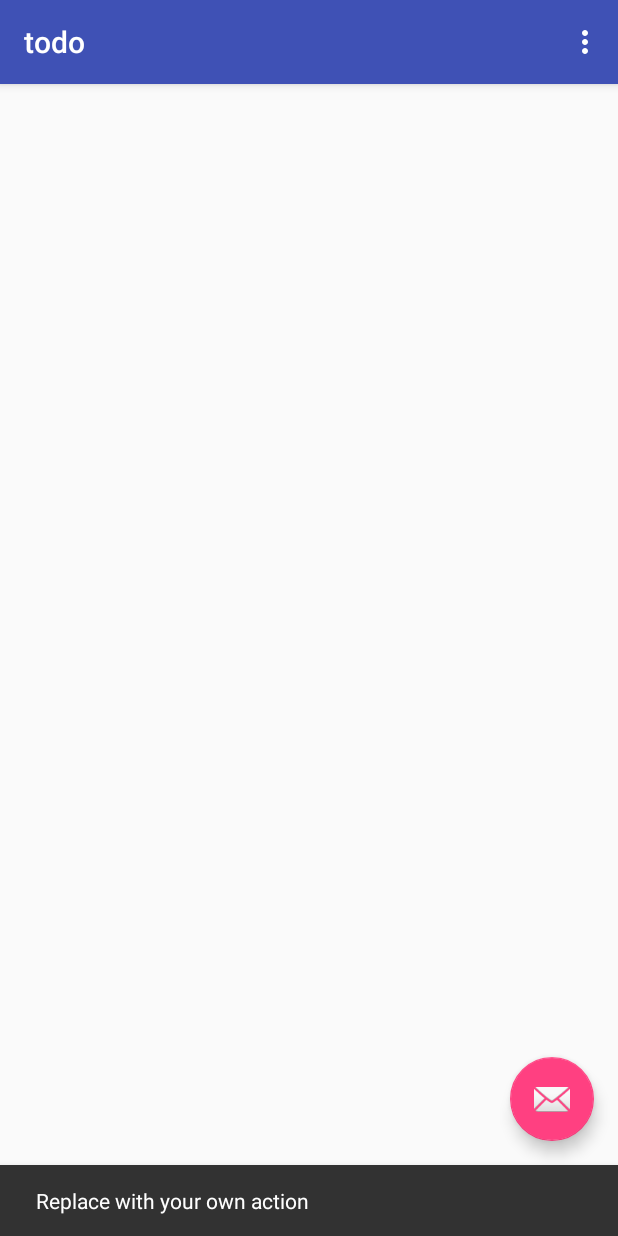
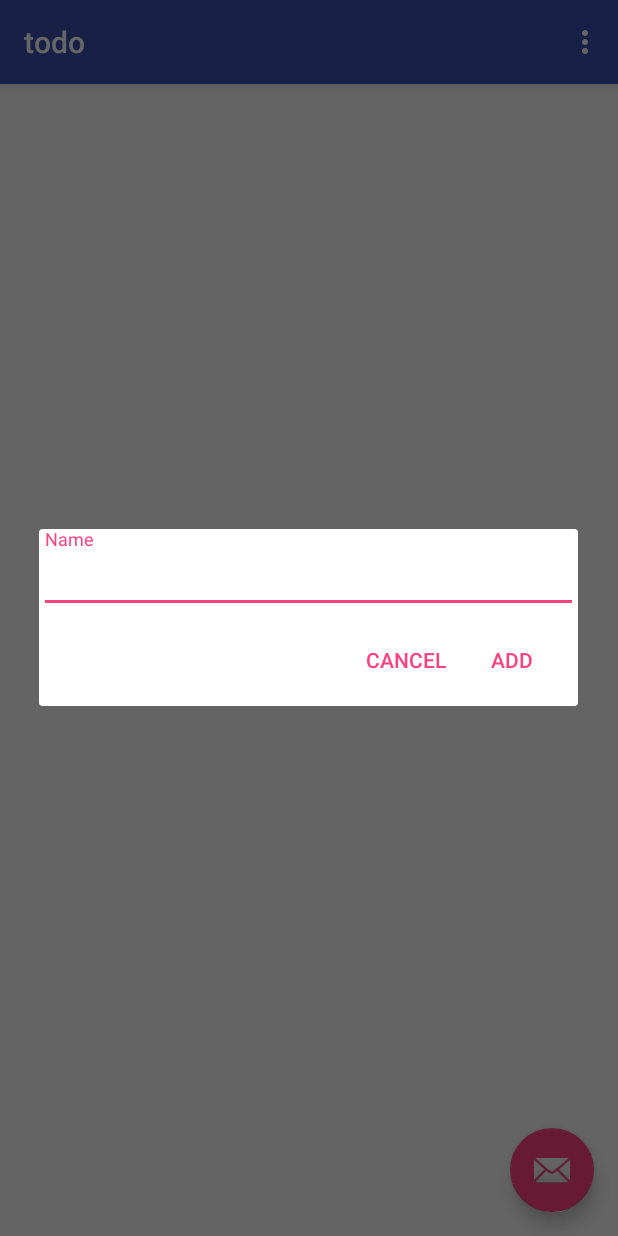
Before and after one commit to tylrd/todo-android, an Android app: the screen it shows after launch (MainActivity), after a tap on an icon or button, on a phone screen of 412 x 824 dp. Run offline under Robolectric (Android 15) with nearby library versions, the phone set to English and light mode, and no system bars; our stand-ins replace ButterKnife, Timber.

Commit message:
added dialog

```diff
--- /dev/null
+++ b/app/src/main/java/com/mtaylord/todo/ItemDialog.java
@@ -0,0 +1,56 @@
+package com.mtaylord.todo;
+
+import android.app.AlertDialog;
+import android.app.Dialog;
+import android.app.DialogFragment;
+import android.content.Context;
+import android.content.DialogInterface;
+import android.os.Bundle;
+import android.view.LayoutInflater;
+import android.view.View;
+import android.widget.EditText;
+import android.widget.TextView;
+
+import timber.log.Timber;
+
+/**
+ * Created by taylor on 12/6/16.
+ */
+
+public class ItemDialog extends DialogFragment {
+
+    ItemDialogListener mListener;
+
+    @Override
+    public void onAttach(Context context) {
+        super.onAttach(context);
+        try {
+            mListener = (ItemDialogListener) context;
+        } catch (ClassCastException e) {
+            throw new ClassCastException(context.toString() + " must implement ItemDialogListener");
+        }
+    }
+
+    @Override
+    public Dialog onCreateDialog(Bundle savedInstanceState) {
+        AlertDialog.Builder builder = new AlertDialog.Builder(getActivity());
+        LayoutInflater inflater = getActivity().getLayoutInflater();
+        View view = inflater.inflate(R.layout.item_dialog, null);
+
+        builder.setView(inflater.inflate(R.layout.item_dialog, null))
+                .setPositiveButton("Add", new DialogInterface.OnClickListener() {
+                    @Override
+                    public void onClick(DialogInterface dialogInterface, int i) {
+                        TextView text = (TextView) getDialog().findViewById(R.id.item_dialog_name);
+                        mListener.onDialogPositiveClick(ItemDialog.this, text.getText().toString());
+                    }
+                })
+                .setNegativeButton("Cancel", new DialogInterface.OnClickListener() {
+                    @Override
+                    public void onClick(DialogInterface dialogInterface, int i) {
+                        mListener.onDialogNegativeClick(ItemDialog.this);
+                    }
+                });
+        return builder.create();
+    }
+}
--- /dev/null
+++ b/app/src/main/java/com/mtaylord/todo/ItemDialogListener.java
@@ -0,0 +1,10 @@
+package com.mtaylord.todo;
+
+/**
+ * Created by taylor on 12/6/16.
+ */
+
+public interface ItemDialogListener {
+    void onDialogPositiveClick(ItemDialog dialog, String itemName);
+    void onDialogNegativeClick(ItemDialog dialog);
+}
--- a/app/src/main/java/com/mtaylord/todo/MainActivity.java
+++ b/app/src/main/java/com/mtaylord/todo/MainActivity.java
@@ -2,7 +2,6 @@ package com.mtaylord.todo;
 
 import android.os.Bundle;
 import android.support.design.widget.FloatingActionButton;
-import android.support.design.widget.Snackbar;
 import android.support.v7.app.AppCompatActivity;
 import android.support.v7.widget.DividerItemDecoration;
 import android.support.v7.widget.LinearLayoutManager;
@@ -14,15 +13,11 @@ import android.view.MenuItem;
 import android.widget.Toast;
 
 import com.mtaylord.todo.model.Item;
-
-import java.util.ArrayList;
-import java.util.List;
-
+import com.mtaylord.todo.model.ItemList;
 import butterknife.BindView;
 import butterknife.ButterKnife;
-import timber.log.Timber;
 
-public class MainActivity extends AppCompatActivity {
+public class MainActivity extends AppCompatActivity implements ItemDialogListener {
 
     @BindView(R.id.recycler_view) RecyclerView recyclerView;
     @BindView(R.id.toolbar) Toolbar toolbar;
@@ -37,21 +32,17 @@ public class MainActivity extends AppCompatActivity {
         setSupportActionBar(toolbar);
         setUpRecyclerView();
 
-        Timber.i("Hello!");
-
         fab.setOnClickListener(new View.OnClickListener() {
             @Override
             public void onClick(View view) {
-                Snackbar.make(view, "Replace with your own action", Snackbar.LENGTH_LONG)
-                        .setAction("Action", null).show();
+                ItemDialog dialog = new ItemDialog();
+                dialog.show(getFragmentManager(), "item_dialog");
             }
         });
     }
 
     private void setUpRecyclerView() {
-        List<Item> items = new ArrayList<>();
-        for (int i = 0; i < 30; i++) items.add(new Item("Item " + i, null));
-        mAdapter = new TodoAdapter(items);
+        mAdapter = new TodoAdapter(ItemList.getList());
         mAdapter.setOnItemClickListener(new OnItemClickListener() {
             @Override
             public void onItemClick(View itemView, int position) {
@@ -64,6 +55,20 @@ public class MainActivity extends AppCompatActivity {
 
         RecyclerView.ItemDecoration itemDecoration = new DividerItemDecoration(this, DividerItemDecoration.VERTICAL);
         recyclerView.addItemDecoration(itemDecoration);
+    }
+
+    @Override
+    public void onDialogNegativeClick(ItemDialog dialog) {
+        dialog.getDialog().dismiss();
+    }
+
+    @Override
+    public void onDialogPositiveClick(ItemDialog dialog, String itemName) {
+        if (itemName != null) {
+            Item item = new Item(itemName, null);
+            ItemList.getList().add(0, item);
+            mAdapter.notifyItemChanged(0);
+        }
     }
 
     @Override
--- /dev/null
+++ b/app/src/main/java/com/mtaylord/todo/model/ItemList.java
@@ -0,0 +1,15 @@
+package com.mtaylord.todo.model;
+
+import java.util.ArrayList;
+import java.util.List;
+
+public class ItemList {
+    private static List<Item> list = new ArrayList<>();
+
+    public static List<Item> getList() {
+        if (list == null) {
+            list = new ArrayList<>();
+        }
+        return list;
+    }
+}
--- /dev/null
+++ b/app/src/main/res/layout/item_dialog.xml
@@ -0,0 +1,19 @@
+<?xml version="1.0" encoding="utf-8"?>
+<LinearLayout xmlns:android="http://schemas.android.com/apk/res/android"
+              android:orientation="vertical"
+              android:layout_width="wrap_content"
+              android:layout_height="wrap_content">
+
+    <android.support.design.widget.TextInputLayout
+        android:layout_width="match_parent"
+        android:layout_height="wrap_content">
+
+        <android.support.design.widget.TextInputEditText
+            android:id="@+id/item_dialog_name"
+            android:layout_width="match_parent"
+            android:layout_height="wrap_content"
+            android:hint="@string/item_hint_name"/>
+
+    </android.support.design.widget.TextInputLayout>
+
+</LinearLayout>
--- a/app/src/main/res/values/strings.xml
+++ b/app/src/main/res/values/strings.xml
@@ -1,4 +1,5 @@
 <resources>
     <string name="app_name">todo</string>
     <string name="action_settings">Settings</string>
+    <string name="item_hint_name">Name</string>
 </resources>
```
